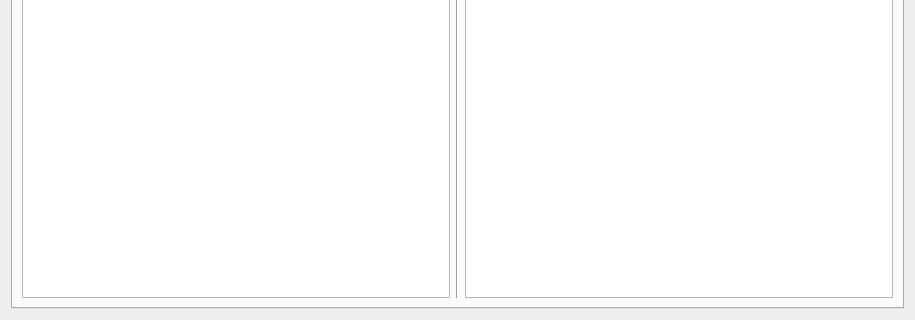
Kore-Core/KORE, file src/qt/forms/tradingdialog.ui: the form before one commit; both pictures show x 0 to 915 and y 286 to 606 of the 915 by 606 pixel window.
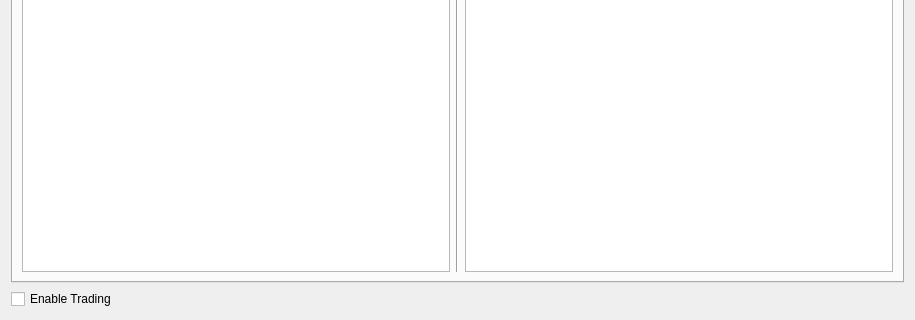
The form after the commit. Icons and pictures are not drawn.

Patch:
```diff
--- a/src/qt/forms/tradingdialog.ui
+++ b/src/qt/forms/tradingdialog.ui
@@ -3171,6 +3171,30 @@
        </widget>
       </widget>
      </item>
+     <item>
+      <layout class="QHBoxLayout" name="horizontalLayout_9">
+       <item>
+        <widget class="QCheckBox" name="enable">
+         <property name="text">
+          <string>Enable Trading</string>
+         </property>
+        </widget>
+       </item>
+       <item>
+        <spacer name="horizontalSpacer">
+         <property name="orientation">
+          <enum>Qt::Horizontal</enum>
+         </property>
+         <property name="sizeHint" stdset="0">
+          <size>
+           <width>40</width>
+           <height>20</height>
+          </size>
+         </property>
+        </spacer>
+       </item>
+      </layout>
+     </item>
     </layout>
    </item>
   </layout>
```
